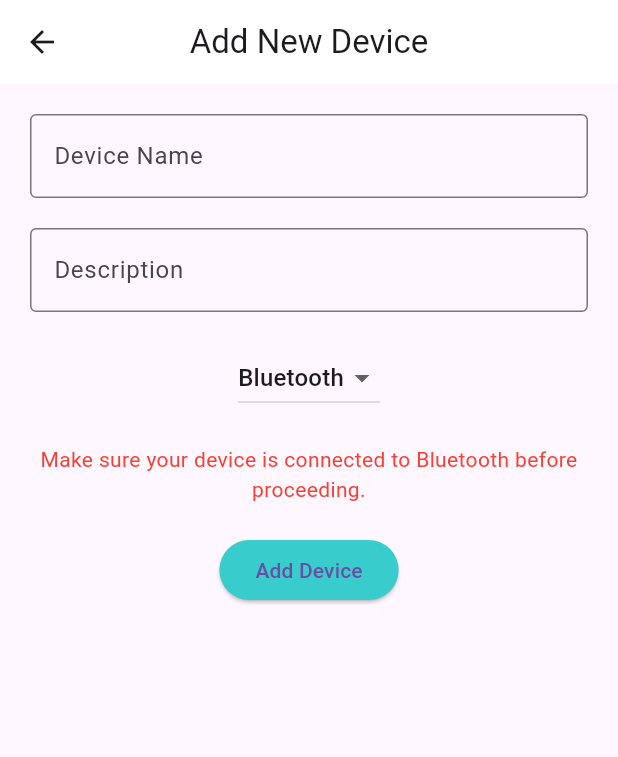
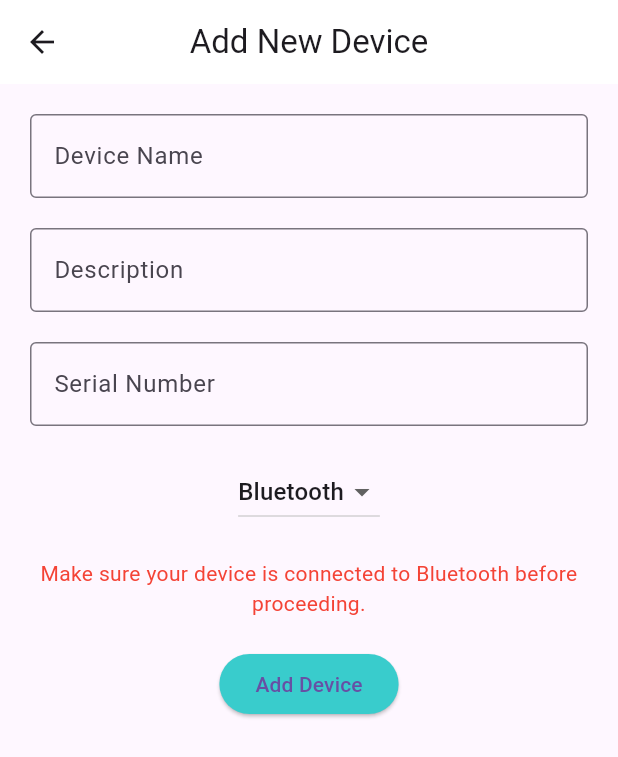
Before and after one commit to Crad-lers/Cradlers-App, a Flutter app: the AddDeviceScreen screen opened by its route, on a phone screen of 412 x 824 dp. Shown: the top 757 px of the screen. Run offline on Flutter 3.47's test engine with Material 3 defaults, Android fonts, the phone set to English and light mode, and no system bars; our stand-ins replace camera, device_info_plus, flutter_bloc, google_fonts, package_info, shared_preferences and 1 more; accounts and stored records are empty.

Commit message:
chore/add serial number in add new device

```diff
--- a/lib/screens/add_device_screen.dart
+++ b/lib/screens/add_device_screen.dart
@@ -11,6 +11,7 @@ class _AddDeviceScreenState extends State<AddDeviceScreen> {
   // Text controllers to capture input
   final TextEditingController _deviceNameController = TextEditingController();
   final TextEditingController _deviceDescriptionController = TextEditingController();
+  final TextEditingController _serialNumberController = TextEditingController(); // Controller for serial number
   String connectionType = 'Bluetooth'; // Default connection type
 
   @override
@@ -44,6 +45,15 @@ class _AddDeviceScreenState extends State<AddDeviceScreen> {
               ),
             ),
             SizedBox(height: 20),
+            TextField(
+              controller: _serialNumberController,
+              decoration: InputDecoration(
+                labelText: 'Serial Number',
+                border: OutlineInputBorder(),
+                hintText: 'Enter the serial number of the device',
+              ),
+            ),
+            SizedBox(height: 20),
             DropdownButton<String>(
               value: connectionType,
               onChanged: (String? newValue) {
@@ -69,10 +79,11 @@ class _AddDeviceScreenState extends State<AddDeviceScreen> {
             ElevatedButton(
               onPressed: () {
                 // Logic to handle adding the device
-                print('Device Added: ${_deviceNameController.text} via $connectionType');
+                print('Device Added: ${_deviceNameController.text}, Serial: ${_serialNumberController.text} via $connectionType');
                 // Clear the text fields
                 _deviceNameController.clear();
                 _deviceDescriptionController.clear();
+                _serialNumberController.clear(); // Clear the serial number input
                 // Optionally pop the screen
                 Navigator.pop(context);
               },
```
